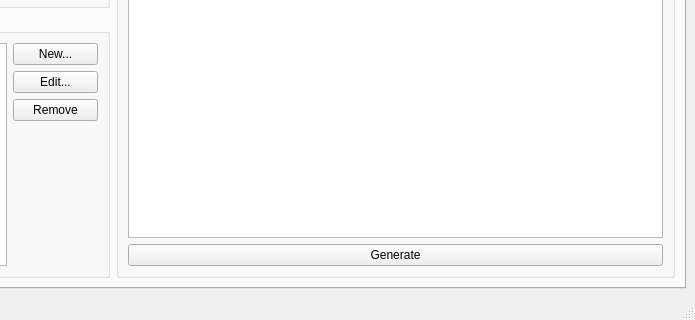
First picture: the form in ui/editorwindow.ui, repository hkeeble/ProcLevelDesigner, before the edit; both pictures show x 226 to 921 and y 348 to 668 of the 921 by 668 pixel window.
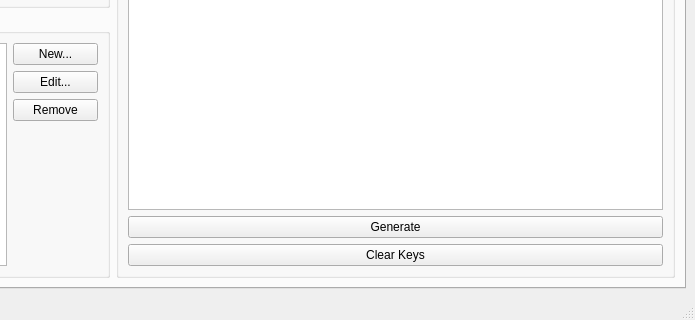
Second picture: the form after the edit. The open tabs and pages were chosen to show the change. Custom widgets are drawn as their Qt base class.

The edit to the form file:
```diff
--- a/ui/editorwindow.ui
+++ b/ui/editorwindow.ui
@@ -270,6 +270,13 @@
                </property>
               </widget>
              </item>
+             <item>
+              <widget class="QPushButton" name="pushButton">
+               <property name="text">
+                <string>Clear Keys</string>
+               </property>
+              </widget>
+             </item>
             </layout>
            </widget>
           </item>
```
